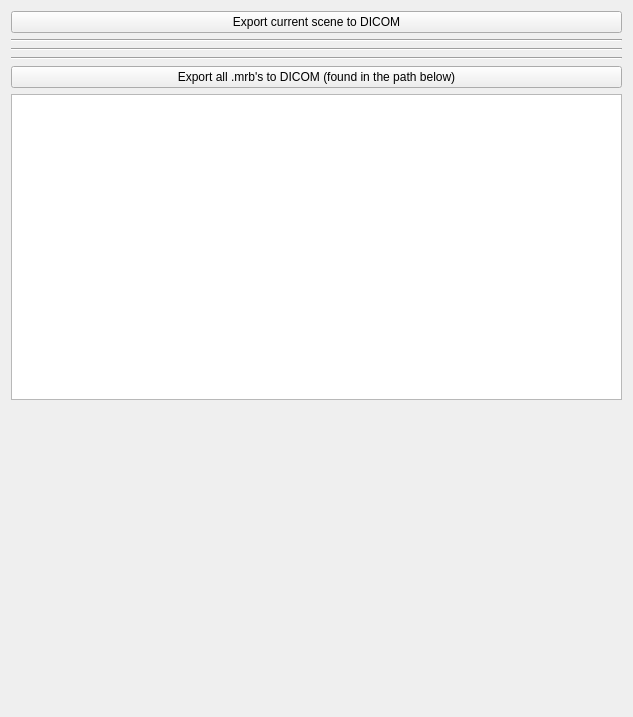
Qt form AmigoStatistics/AmigoStatistics/Resources/UI/AmigoStatistics.ui (koegl/mthesis-datasets) before a commit.
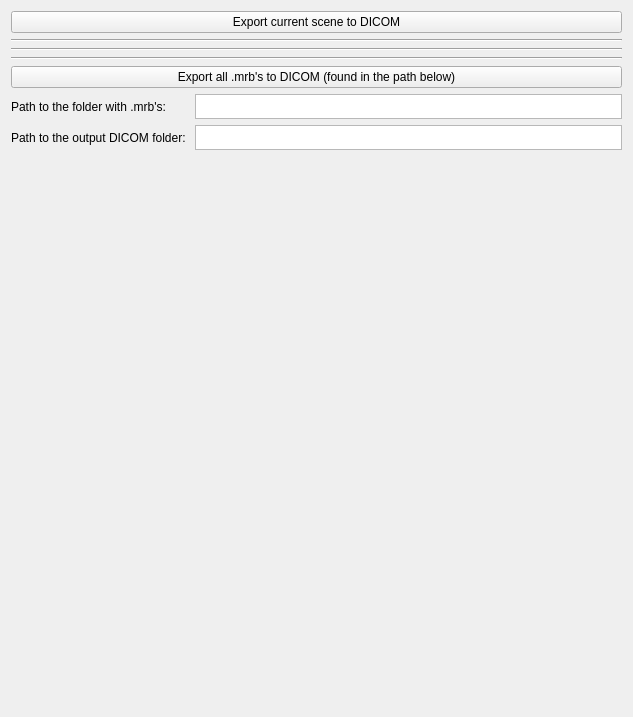
The same form after that commit. Custom widgets are drawn as their Qt base class.

Commit message: added text field for output dicom folder

```diff
--- a/AmigoStatistics/AmigoStatistics/Resources/UI/AmigoStatistics.ui
+++ b/AmigoStatistics/AmigoStatistics/Resources/UI/AmigoStatistics.ui
@@ -50,11 +50,48 @@
     </widget>
    </item>
    <item>
-    <widget class="QPlainTextEdit" name="mrbFolderPathTextWindow">
-     <property name="plainText">
-      <string>&lt;path to folder where mrb's are contained (can be in subfolders etc, they will be extracted automatically)&gt;</string>
-     </property>
-    </widget>
+    <layout class="QGridLayout" name="textLayout">
+     <item row="0" column="0">
+      <widget class="QLabel" name="inputPathLabel">
+       <property name="text">
+        <string>Path to the folder with .mrb's: </string>
+       </property>
+      </widget>
+     </item>
+     <item row="0" column="1">
+      <widget class="QPlainTextEdit" name="mrbFolderPathTextWindow">
+       <property name="maximumSize">
+        <size>
+         <width>20000</width>
+         <height>25</height>
+        </size>
+       </property>
+       <property name="plainText">
+        <string></string>
+       </property>
+      </widget>
+     </item>
+     <item row="1" column="0">
+      <widget class="QLabel" name="outputPathLabel">
+       <property name="text">
+        <string>Path to the output DICOM folder: </string>
+       </property>
+      </widget>
+     </item>
+     <item row="1" column="1">
+      <widget class="QPlainTextEdit" name="dicomOutputTextWindow">
+       <property name="maximumSize">
+        <size>
+         <width>20000</width>
+         <height>25</height>
+        </size>
+       </property>
+       <property name="plainText">
+        <string></string>
+       </property>
+      </widget>
+     </item>
+    </layout>
    </item>
    <item>
     <spacer name="verticalSpacer">
```
Left out of the diff: 2 changed lines with no effect on the pictures.
